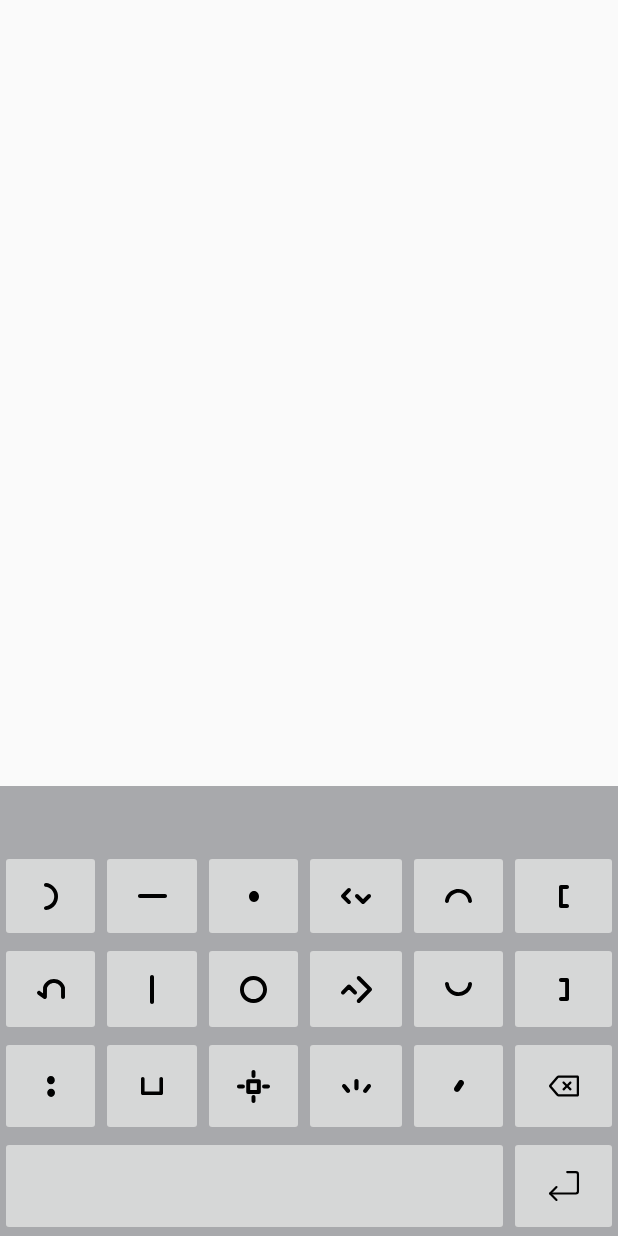
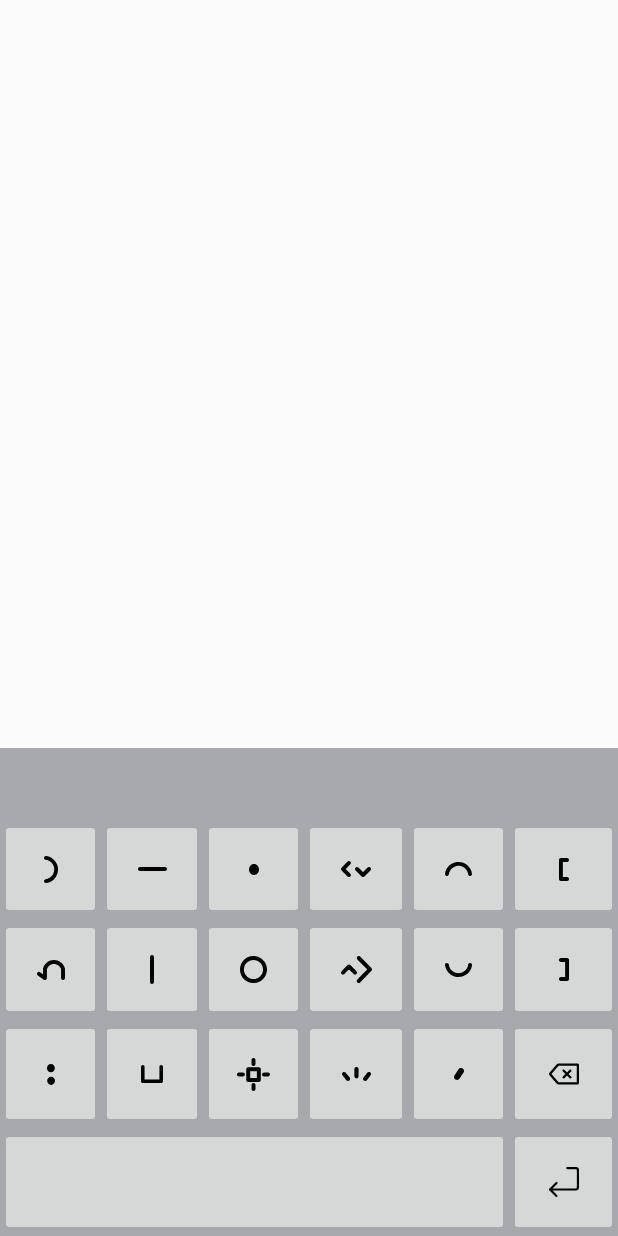
Before and after one commit to mathmaster13/wakalito-android, an Android app built with Jetpack Compose: the layout keyboard.xml on its own in the app's theme, with its tools: preview values and no code run, on a phone screen of 412 x 824 dp. Run offline under Robolectric (Android 15) with nearby library versions, the phone set to English and light mode, and no system bars.

Commit message:
layout is working on wider screens. however, there is a bug where the keyboard does not load the first time it is selected and it needs to be restarted. it would be really nice if ConstraintLayout worked, but alas.

```diff
--- a/app/src/main/java/io/github/mathmaster13/wakalito/WakalitoKeyboard.kt
+++ b/app/src/main/java/io/github/mathmaster13/wakalito/WakalitoKeyboard.kt
@@ -7,7 +7,6 @@ import android.view.KeyEvent
 import android.view.View
 import android.view.inputmethod.EditorInfo
 import android.view.inputmethod.ExtractedTextRequest
-import android.widget.Button
 import android.widget.ImageButton
 import android.widget.TextView
 
--- a/app/src/main/res/layout/keyboard.xml
+++ b/app/src/main/res/layout/keyboard.xml
@@ -1,22 +1,21 @@
 <?xml version="1.0" encoding="utf-8"?><!--TODO the size layout WILL change
 also, the return key is broken
 also does this compile? are these errors just lack of IDE support?-->
-<GridLayout xmlns:app="http://schemas.android.com/apk/res-auto"
-    xmlns:android="http://schemas.android.com/apk/res/android"
+<GridLayout xmlns:android="http://schemas.android.com/apk/res/android"
     xmlns:tools="http://schemas.android.com/tools"
-    android:layout_height="300dp"
+    android:layout_height="@dimen/keyboard_height"
     android:layout_width="match_parent"
-    android:layout_gravity="bottom|center_horizontal"
+    android:layout_gravity="bottom"
     android:rowCount="5"
     android:columnCount="6"
     android:background="@color/light_gray">
 
     <TextView
         android:id="@+id/textView"
+        android:layout_columnWeight="1"
+        android:layout_rowWeight="1"
         android:layout_rowSpan="1"
-        android:layout_rowWeight="1"
         android:layout_columnSpan="6"
-        android:layout_gravity="fill"
         android:gravity="center"
         android:text="" />
 
@@ -24,7 +23,6 @@ also does this compile? are these errors just lack of IDE support?-->
         android:id="@+id/la"
         android:layout_rowSpan="1"
         android:layout_columnSpan="1"
-        android:layout_gravity="fill"
         android:layout_columnWeight="1"
         android:layout_rowWeight="1"
         android:scaleType="centerInside"
@@ -35,7 +33,6 @@ also does this compile? are these errors just lack of IDE support?-->
         android:id="@+id/hor"
         android:layout_rowSpan="1"
         android:layout_columnSpan="1"
-        android:layout_gravity="fill"
         android:layout_columnWeight="1"
         android:layout_rowWeight="1"
         android:scaleType="centerInside"
@@ -46,7 +43,6 @@ also does this compile? are these errors just lack of IDE support?-->
         android:id="@+id/dot"
         android:layout_rowSpan="1"
         android:layout_columnSpan="1"
-        android:layout_gravity="fill"
         android:layout_columnWeight="1"
         android:layout_rowWeight="1"
         android:scaleType="centerInside"
@@ -57,7 +53,6 @@ also does this compile? are these errors just lack of IDE support?-->
         android:id="@+id/down"
         android:layout_rowSpan="1"
         android:layout_columnSpan="1"
-        android:layout_gravity="fill"
         android:layout_columnWeight="1"
         android:layout_rowWeight="1"
         android:scaleType="centerInside"
@@ -68,7 +63,6 @@ also does this compile? are these errors just lack of IDE support?-->
         android:id="@+id/ike"
         android:layout_rowSpan="1"
         android:layout_columnSpan="1"
-        android:layout_gravity="fill"
         android:layout_columnWeight="1"
         android:layout_rowWeight="1"
         android:scaleType="centerInside"
@@ -79,7 +73,6 @@ also does this compile? are these errors just lack of IDE support?-->
         android:id="@+id/bracket_open"
         android:layout_rowSpan="1"
         android:layout_columnSpan="1"
-        android:layout_gravity="fill"
         android:layout_columnWeight="1"
         android:layout_rowWeight="1"
         android:scaleType="centerInside"
@@ -90,7 +83,6 @@ also does this compile? are these errors just lack of IDE support?-->
         android:id="@+id/luka"
         android:layout_rowSpan="1"
         android:layout_columnSpan="1"
-        android:layout_gravity="fill"
         android:layout_columnWeight="1"
         android:layout_rowWeight="1"
         android:scaleType="centerInside"
@@ -101,7 +93,6 @@ also does this compile? are these errors just lack of IDE support?-->
         android:id="@+id/vert"
         android:layout_rowSpan="1"
         android:layout_columnSpan="1"
-        android:layout_gravity="fill"
         android:layout_columnWeight="1"
         android:layout_rowWeight="1"
         android:scaleType="centerInside"
@@ -112,7 +103,6 @@ also does this compile? are these errors just lack of IDE support?-->
         android:id="@+id/circle"
         android:layout_rowSpan="1"
         android:layout_columnSpan="1"
-        android:layout_gravity="fill"
         android:layout_columnWeight="1"
         android:layout_rowWeight="1"
         android:scaleType="centerInside"
@@ -123,7 +113,6 @@ also does this compile? are these errors just lack of IDE support?-->
         android:id="@+id/up"
         android:layout_rowSpan="1"
         android:layout_columnSpan="1"
-        android:layout_gravity="fill"
         android:layout_columnWeight="1"
         android:layout_rowWeight="1"
         android:scaleType="centerInside"
@@ -134,7 +123,6 @@ also does this compile? are these errors just lack of IDE support?-->
         android:id="@+id/pona"
         android:layout_rowSpan="1"
         android:layout_columnSpan="1"
-        android:layout_gravity="fill"
         android:layout_columnWeight="1"
         android:layout_rowWeight="1"
         android:scaleType="centerInside"
@@ -145,7 +133,6 @@ also does this compile? are these errors just lack of IDE support?-->
         android:id="@+id/bracket_pini"
         android:layout_rowSpan="1"
         android:layout_columnSpan="1"
-        android:layout_gravity="fill"
         android:layout_columnWeight="1"
         android:layout_rowWeight="1"
         android:scaleType="centerInside"
@@ -156,7 +143,6 @@ also does this compile? are these errors just lack of IDE support?-->
         android:id="@+id/colon"
         android:layout_rowSpan="1"
         android:layout_columnSpan="1"
-        android:layout_gravity="fill"
         android:layout_columnWeight="1"
         android:layout_rowWeight="1"
         android:scaleType="centerInside"
@@ -167,7 +153,6 @@ also does this compile? are these errors just lack of IDE support?-->
         android:id="@+id/poki"
         android:layout_rowSpan="1"
         android:layout_columnSpan="1"
-        android:layout_gravity="fill"
         android:layout_columnWeight="1"
         android:layout_rowWeight="1"
         android:scaleType="centerInside"
@@ -178,7 +163,6 @@ also does this compile? are these errors just lack of IDE support?-->
         android:id="@+id/box"
         android:layout_rowSpan="1"
         android:layout_columnSpan="1"
-        android:layout_gravity="fill"
         android:layout_columnWeight="1"
         android:layout_rowWeight="1"
         android:padding="10dp"
@@ -190,7 +174,6 @@ also does this compile? are these errors just lack of IDE support?-->
         android:id="@+id/emitters"
         android:layout_rowSpan="1"
         android:layout_columnSpan="1"
-        android:layout_gravity="fill"
         android:layout_columnWeight="1"
         android:layout_rowWeight="1"
         android:scaleType="centerInside"
@@ -201,7 +184,6 @@ also does this compile? are these errors just lack of IDE support?-->
         android:id="@+id/comma"
         android:layout_rowSpan="1"
         android:layout_columnSpan="1"
-        android:layout_gravity="fill"
         android:layout_columnWeight="1"
         android:layout_rowWeight="1"
         android:scaleType="centerInside"
@@ -212,7 +194,6 @@ also does this compile? are these errors just lack of IDE support?-->
         android:id="@+id/backspace"
         android:layout_rowSpan="1"
         android:layout_columnSpan="1"
-        android:layout_gravity="fill"
         android:layout_columnWeight="1"
         android:layout_rowWeight="1"
         android:scaleType="centerInside"
@@ -222,11 +203,11 @@ also does this compile? are these errors just lack of IDE support?-->
     <ImageButton
         android:id="@+id/space"
         android:layout_rowSpan="1"
+        android:layout_rowWeight="1"
         android:layout_columnSpan="5"
         android:layout_columnWeight="1"
-        android:layout_rowWeight="1"
-        android:layout_gravity="fill"
-        android:contentDescription="@string/space" />
+        android:contentDescription="@string/space"
+        tools:ignore="ImageContrastCheck" />
 
     <ImageButton
         android:id="@+id/ret"
@@ -234,7 +215,6 @@ also does this compile? are these errors just lack of IDE support?-->
         android:layout_rowWeight="1"
         android:layout_columnSpan="1"
         android:layout_columnWeight="1"
-        android:layout_gravity="fill"
         android:contentDescription="@string/ret"
         android:scaleType="centerInside"
         android:src="@drawable/ret" />
--- /dev/null
+++ b/app/src/main/res/values-h480dp-land/dimens.xml
@@ -0,0 +1,4 @@
+<?xml version="1.0" encoding="utf-8"?>
+<resources>
+    <dimen name="keyboard_height">400dp</dimen>
+</resources>
--- /dev/null
+++ b/app/src/main/res/values-h480dp/dimens.xml
@@ -0,0 +1,4 @@
+<?xml version="1.0" encoding="utf-8"?>
+<resources>
+    <dimen name="keyboard_height">325dp</dimen>
+</resources>
--- /dev/null
+++ b/app/src/main/res/values-h900dp/dimens.xml
@@ -0,0 +1,4 @@
+<?xml version="1.0" encoding="utf-8"?>
+<resources>
+    <dimen name="keyboard_height">500dp</dimen>
+</resources>
--- /dev/null
+++ b/app/src/main/res/values/dimens.xml
@@ -0,0 +1,4 @@
+<?xml version="1.0" encoding="utf-8"?>
+<resources>
+    <dimen name="keyboard_height">250dp</dimen>
+</resources>
```
Also changed, not shown: 1 other file.
